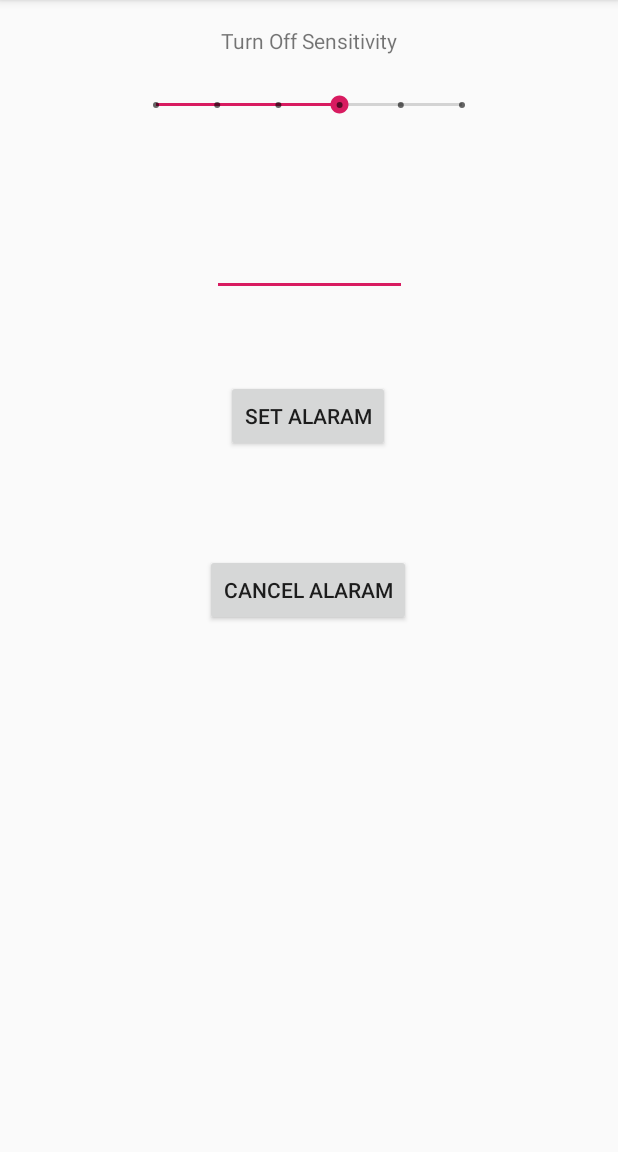
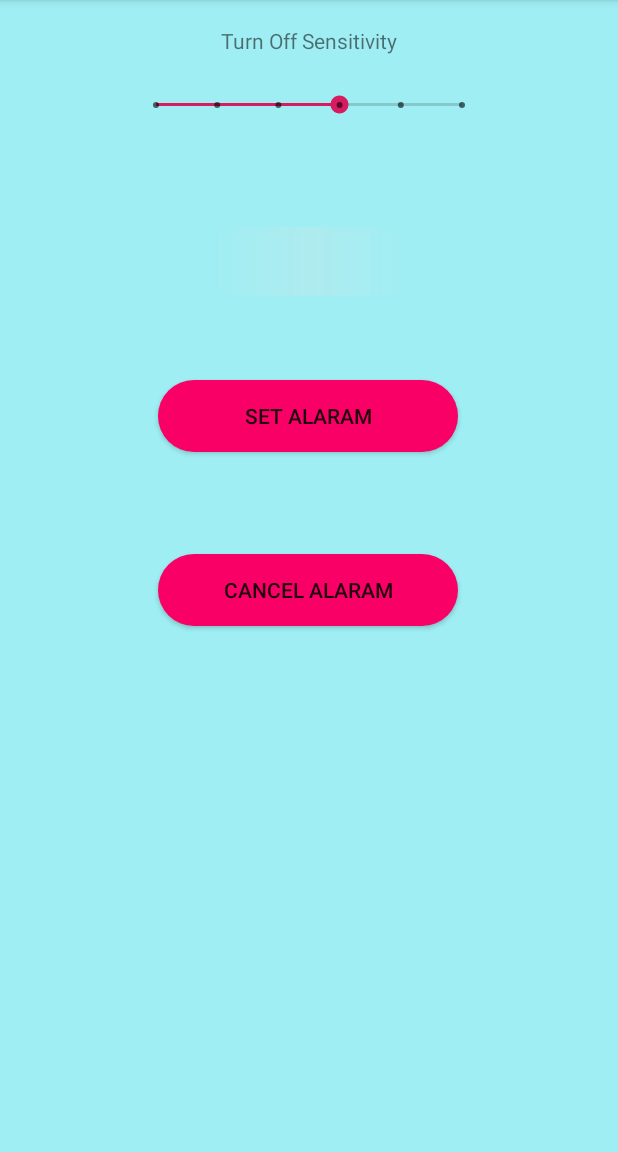
Before and after one commit to sharif-dev/HW2_sensors, an Android app: the AlarmActivity screen opened directly, with no data from a screen before it, on a phone screen of 412 x 824 dp, the part 84-1236 px from its top. Run offline under Robolectric (Android 15) with nearby library versions, the phone set to English and light mode, and no system bars.

Commit message:
change alarm view

```diff
--- a/app/src/main/java/edu/sharif/sharif_dev/sensors/alarm/AlarmActivity.java
+++ b/app/src/main/java/edu/sharif/sharif_dev/sensors/alarm/AlarmActivity.java
@@ -97,7 +97,7 @@
     }
 
     private void setAlarm() {
-        offAlarm();
+        //offAlarm();
 
         AlarmManager alarmManager = (AlarmManager) getSystemService(ALARM_SERVICE);
 
--- a/app/src/main/java/edu/sharif/sharif_dev/sensors/alarm/WakeupActivity.java
+++ b/app/src/main/java/edu/sharif/sharif_dev/sensors/alarm/WakeupActivity.java
@@ -2,18 +2,13 @@
 
 import android.content.Context;
 import android.hardware.Sensor;
-import android.hardware.SensorEvent;
-import android.hardware.SensorEventListener;
 import android.hardware.SensorManager;
 import android.media.MediaPlayer;
-import android.os.VibrationEffect;
 import android.os.Vibrator;
 import android.support.v7.app.AppCompatActivity;
 import android.os.Bundle;
 import android.util.Log;
-import android.widget.TextView;
 
-import java.io.File;
 
 import edu.sharif.sharif_dev.sensors.R;
 
--- /dev/null
+++ b/app/src/main/res/drawable/button_background.xml
@@ -0,0 +1,6 @@
+<?xml version="1.0" encoding="utf-8"?>
+<shape xmlns:android="http://schemas.android.com/apk/res/android"
+    android:shape="rectangle">
+    <solid android:color="@color/fuchsia" />
+    <corners android:radius="50dp" />
+</shape>
--- /dev/null
+++ b/app/src/main/res/drawable/edit_text_background.xml
@@ -0,0 +1,10 @@
+<?xml version="1.0" encoding="utf-8"?>
+<shape xmlns:android="http://schemas.android.com/apk/res/android"
+    android:shape="rectangle">
+    <corners
+        android:radius="10dp"
+        />
+    <gradient
+        android:centerColor="@color/white_transparent" />
+
+</shape>
--- a/app/src/main/res/layout/activity_alarm.xml
+++ b/app/src/main/res/layout/activity_alarm.xml
@@ -6,6 +6,7 @@
     android:layout_height="match_parent"
     android:layout_gravity="center"
     android:foregroundGravity="center"
+    android:background="@color/light_blue"
     tools:context=".alarm.AlarmActivity">
 
     <EditText
@@ -15,6 +16,7 @@
         android:layout_marginTop="151dp"
         android:ems="10"
         android:foregroundGravity="center"
+        android:background="@drawable/edit_text_background"
         android:inputType="time"
         app:layout_constraintEnd_toEndOf="parent"
         app:layout_constraintStart_toStartOf="parent"
@@ -22,12 +24,13 @@
 
     <Button
         android:id="@+id/alarm_btn"
-        android:layout_width="wrap_content"
+        android:layout_width="200dp"
         android:layout_height="wrap_content"
         android:layout_marginStart="8dp"
         android:layout_marginTop="56dp"
         android:layout_marginEnd="8dp"
         android:text="Set alaram"
+        android:background="@drawable/button_background"
         app:layout_constraintEnd_toEndOf="parent"
         app:layout_constraintHorizontal_bias="0.498"
         app:layout_constraintStart_toStartOf="parent"
@@ -35,11 +38,12 @@
 
     <Button
         android:id="@+id/cancel_alarm_btn"
-        android:layout_width="wrap_content"
+        android:layout_width="200dp"
         android:layout_height="wrap_content"
         android:layout_marginStart="8dp"
         android:layout_marginTop="68dp"
         android:layout_marginEnd="8dp"
+        android:background="@drawable/button_background"
         android:gravity="center"
         android:text="cancel alaram"
         app:layout_constraintEnd_toEndOf="parent"
--- a/app/src/main/res/layout/activity_sleep.xml
+++ b/app/src/main/res/layout/activity_sleep.xml
@@ -30,6 +30,7 @@
         android:layout_height="42dp"
         android:layout_marginTop="8dp"
         android:layout_marginBottom="8dp"
+        android:background="@drawable/edit_text_background"
         android:alpha="0.0"
         android:ems="10"
         android:hint="@string/degree"
--- a/app/src/main/res/values/colors.xml
+++ b/app/src/main/res/values/colors.xml
@@ -6,4 +6,8 @@
     <color name="light_blue">#9FEEF3</color>
     <color name="black">#000</color>
     <color name="white_transparent">#3BE1E1E1</color>
+    <color name="colorAccent_transparent">#F8D31353</color>
+    <color name="fuchsia">#F90067</color>
+    <color name="navy_blue">#003B73</color>
+
 </resources>
```
